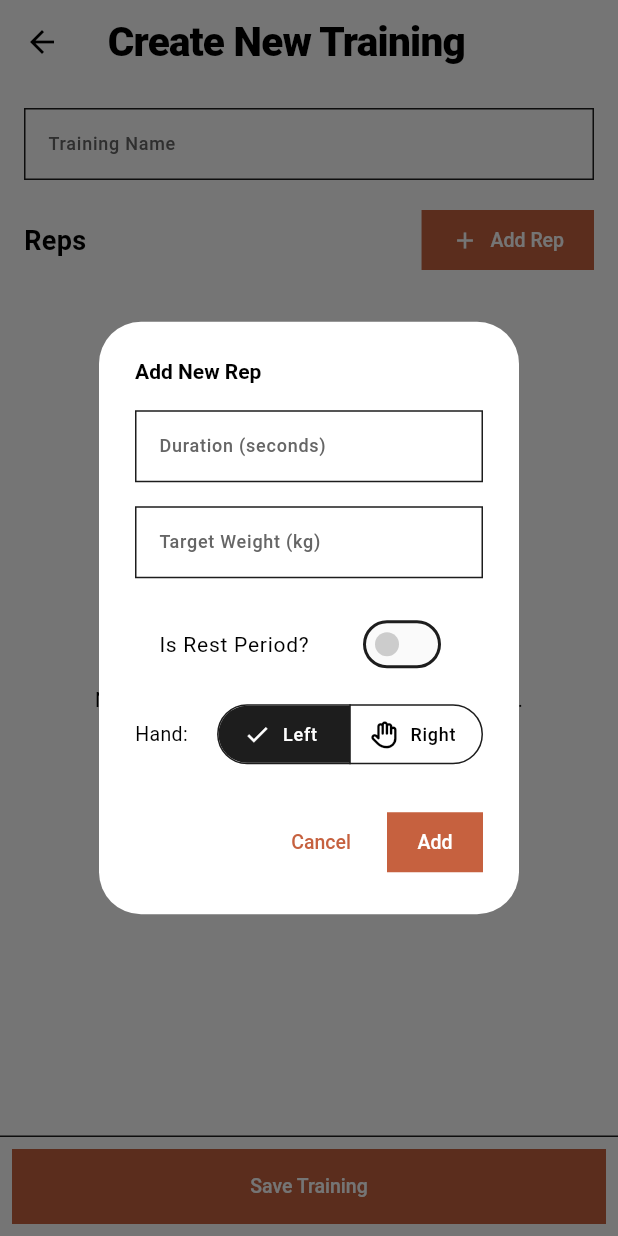
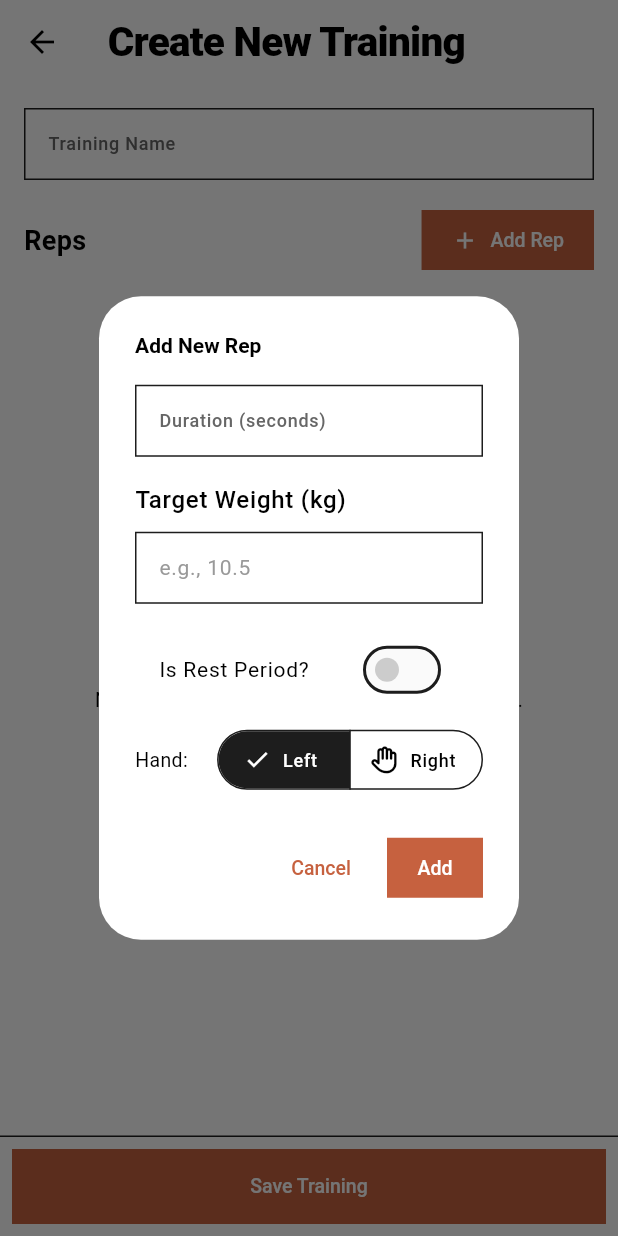
Before and after one commit to Krakoer/crimpy-app, a Flutter app: the TrainingCreationScreen screen opened directly, after a tap on "Add Rep", on a phone screen of 412 x 824 dp. Run offline on Flutter 3.47's test engine with Material 3 defaults, Android fonts, the light colour scheme and no system bars; our stand-ins replace audioplayers, dotted_border, drift, flutter_blue_plus, flutter_riverpod, flutter_speed_dial and 4 more; accounts and stored records are empty; generated files the repository leaves out were written again; Roboto replaces fonts that are missing (JetBrainsMono); project files that could hold a hidden picture were left out.

Commit message:
Add ablity to chose weight based on MVC when creating a training

```diff
--- a/lib/views/screens/trainings/training_creation_screen/widgets/add_rep_dialog.dart
+++ b/lib/views/screens/trainings/training_creation_screen/widgets/add_rep_dialog.dart
@@ -3,20 +3,22 @@ import 'dart:math' as math;
 import 'package:crimpy/models/common.dart';
 import 'package:crimpy/models/training_model.dart';
 import 'package:flutter/material.dart';
+import 'package:flutter_riverpod/flutter_riverpod.dart';
 import 'package:font_awesome_flutter/font_awesome_flutter.dart';
 import 'package:crimpy/theme/crimpy_theme.dart';
+import 'package:crimpy/views/widgets/mvc_weight_input_field.dart';
 
-class RepFormDialog extends StatefulWidget {
+class RepFormDialog extends ConsumerStatefulWidget {
   final Function(RepModel) onAddRep;
   final RepModel? initialRep;
 
   const RepFormDialog({super.key, required this.onAddRep, this.initialRep});
 
   @override
-  RepFormDialogState createState() => RepFormDialogState();
+  ConsumerState<RepFormDialog> createState() => RepFormDialogState();
 }
 
-class RepFormDialogState extends State<RepFormDialog> {
+class RepFormDialogState extends ConsumerState<RepFormDialog> {
   final _formKey = GlobalKey<FormState>();
   final _durationController = TextEditingController();
   final _weightController = TextEditingController();
@@ -71,16 +73,12 @@ class RepFormDialogState extends State<RepFormDialog> {
                 },
               ),
               const SizedBox(height: 16),
-              TextFormField(
+              MvcWeightInputField(
                 controller: _weightController,
                 enabled: !_isRest,
-                decoration: const InputDecoration(
-                  labelText: 'Target Weight (kg)',
-                  hintText: 'e.g., 10.5',
-                ),
-                keyboardType: const TextInputType.numberWithOptions(
-                  decimal: true,
-                ),
+                handSide: _handSide,
+                label: 'Target Weight (kg)',
+                compactLayout: true,
                 validator: (value) {
                   if (value == null || value.isEmpty) {
                     return 'Please enter the target weight';
--- /dev/null
+++ b/lib/views/widgets/mvc_weight_input_field.dart
@@ -0,0 +1,303 @@
+import 'package:crimpy/models/assessment_model.dart';
+import 'package:crimpy/models/common.dart';
+import 'package:crimpy/viewmodels/assessments_view_model.dart';
+import 'package:flutter/material.dart';
+import 'package:flutter_riverpod/flutter_riverpod.dart';
+import 'package:crimpy/theme/crimpy_theme.dart';
+
+/// A reusable weight input field that allows users to enter weight manually
+/// or base it on a percentage of their MVC score.
+class MvcWeightInputField extends ConsumerStatefulWidget {
+  final TextEditingController controller;
+  final String? Function(String?)? validator;
+  final HandSide handSide;
+  final String label;
+  final bool enabled;
+  final bool compactLayout;
+
+  const MvcWeightInputField({
+    super.key,
+    required this.controller,
+    required this.handSide,
+    this.validator,
+    this.label = 'Weight',
+    this.enabled = true,
+    this.compactLayout = false,
+  });
+
+  @override
+  ConsumerState<MvcWeightInputField> createState() =>
+      _MvcWeightInputFieldState();
+}
+
+class _MvcWeightInputFieldState extends ConsumerState<MvcWeightInputField> {
+  bool _showMvcOptions = false;
+
+  @override
+  Widget build(BuildContext context) {
+    // Watch the MVC assessments for the specific hand
+    final mvcAssessmentsAsync = ref.watch(
+      assessmentsProvider(AssessmentType.mvc),
+    );
+
+    return mvcAssessmentsAsync.when(
+      data: (assessments) {
+        // Get the last MVC value for the specific hand
+        double? mvcValue;
+        if (assessments.isNotEmpty) {
+          final lastAssessment = assessments.last;
+          mvcValue =
+              widget.handSide.isRightHand
+                  ? lastAssessment.rightValue
+                  : lastAssessment.leftValue;
+        }
+
+        return Column(
+          crossAxisAlignment: CrossAxisAlignment.start,
+          children: [
+            if (widget.compactLayout)
+              Column(
+                crossAxisAlignment: CrossAxisAlignment.start,
+                children: [
+                  Text(
+                    widget.label,
+                    style: Theme.of(context).textTheme.bodyLarge!.copyWith(
+                      fontSize: 16,
+                      fontWeight: FontWeight.w500,
+                    ),
+                  ),
+                  const SizedBox(height: 8),
+                  Row(
+                    children: [
+                      Expanded(
+                        child: TextFormField(
+                          onTapOutside: (event) {
+                            FocusManager.instance.primaryFocus?.unfocus();
+                          },
+                          enabled: widget.enabled,
+                          keyboardType: TextInputType.number,
+                          controller: widget.controller,
+                          decoration: InputDecoration(
+                            hintText: 'e.g., 10.5',
+                            suffixText: 'kg',
+                            border: const OutlineInputBorder(),
+                            contentPadding: const EdgeInsets.symmetric(
+                              horizontal: 12,
+                              vertical: 12,
+                            ),
+                          ),
+                          validator: widget.validator,
+                        ),
+                      ),
+                    ],
+                  ),
+                ],
+              )
+            else
+              Row(
+                children: [
+                  Expanded(
+                    flex: 2,
+                    child: Text(
+                      widget.label,
+                      style: Theme.of(context).textTheme.bodyLarge!.copyWith(
+                        fontSize: 16,
+                        fontWeight: FontWeight.w500,
+                      ),
+                    ),
+                  ),
+                  Expanded(
+                    child: TextFormField(
+                      onTapOutside: (event) {
+                        FocusManager.instance.primaryFocus?.unfocus();
+                      },
+                      enabled: widget.enabled,
+                      keyboardType: TextInputType.number,
+                      controller: widget.controller,
+                      textAlign: TextAlign.center,
+                      style: const TextStyle(
+                        fontSize: 18,
+                        fontWeight: FontWeight.w600,
+                      ),
+                      decoration: InputDecoration(
+                        border: OutlineInputBorder(
+                          borderSide: BorderSide(
+                            color: CrimpyTheme.borderDefault,
+                            width: 2,
+                          ),
+                        ),
+                        enabledBorder: OutlineInputBorder(
+                          borderSide: BorderSide(
+                            color: CrimpyTheme.borderDefault,
+                            width: 2,
+                          ),
+                        ),
+                        focusedBorder: OutlineInputBorder(
+                          borderSide: BorderSide(
+                            color: CrimpyTheme.primaryOrange,
+                            width: 2,
+                          ),
+                        ),
+                        disabledBorder: OutlineInputBorder(
+                          borderSide: BorderSide(
+                            color: CrimpyTheme.borderDefault.withValues(
+                              alpha: 0.5,
+                            ),
+                            width: 2,
+                          ),
+                        ),
+                        contentPadding: const EdgeInsets.symmetric(
+                          horizontal: 12,
+                          vertical: 12,
+                        ),
+                      ),
+                      validator: widget.validator,
+                    ),
+                  ),
+                  const SizedBox(width: 8),
+                  Text(
+                    'kg',
+                    style: Theme.of(context).textTheme.bodyLarge!.copyWith(
+                      fontSize: 16,
+                      fontWeight: FontWeight.w500,
+                    ),
+                  ),
+                ],
+              ),
+            // Show MVC-based options if MVC value is available
+            if (mvcValue != null && mvcValue > 0) ...[
+              const SizedBox(height: 8),
+              InkWell(
+                onTap: () {
+                  setState(() {
+                    _showMvcOptions = !_showMvcOptions;
+                  });
+                },
+                child: Row(
+                  children: [
+                    Icon(
+                      _showMvcOptions ? Icons.expand_less : Icons.expand_more,
+                      size: 20,
+                      color: CrimpyTheme.primaryOrange,
+                    ),
+                    const SizedBox(width: 4),
+                    Text(
+                      _showMvcOptions
+                          ? 'Hide MVC options'
+                          : 'Set based on MVC (${mvcValue.toStringAsFixed(1)} kg)',
+                      style: Theme.of(context).textTheme.bodySmall!.copyWith(
+                        color: CrimpyTheme.primaryOrange,
+                        fontWeight: FontWeight.w500,
+                      ),
+                    ),
+                  ],
+                ),
+              ),
+              if (_showMvcOptions) ...[
+                const SizedBox(height: 8),
+                Wrap(
+                  spacing: 8,
+                  runSpacing: 8,
+                  children:
+                      [50, 60, 70, 80, 90].map((percentage) {
+                        final calculatedWeight = (mvcValue! * percentage / 100);
+                        return OutlinedButton(
+                          onPressed: () {
+                            widget.controller.text = calculatedWeight
+                                .toStringAsFixed(1);
+                          },
+                          style: OutlinedButton.styleFrom(
+                            padding: const EdgeInsets.symmetric(
+                              horizontal: 12,
+                              vertical: 8,
+                            ),
+                            side: BorderSide(
+                              color: CrimpyTheme.primaryOrange,
+                              width: 1.5,
+                            ),
+                            foregroundColor: CrimpyTheme.primaryOrange,
+                          ),
+                          child: Text(
+                            '$percentage% (${calculatedWeight.toStringAsFixed(1)} kg)',
+                            style: const TextStyle(fontSize: 12),
+                          ),
+                        );
+                      }).toList(),
+                ),
+              ],
+            ],
+          ],
+        );
+      },
+      loading: () => _buildLoadingField(),
+      error: (_, __) => _buildErrorField(),
+    );
+  }
+
+  Widget _buildLoadingField() {
+    return Row(
+      children: [
+        Expanded(
+          flex: 2,
+          child: Text(
+            widget.label,
+            style: Theme.of(context).textTheme.bodyLarge!.copyWith(
+              fontSize: 16,
+              fontWeight: FontWeight.w500,
+            ),
+          ),
+        ),
+        Expanded(
+          child: TextFormField(
+            onTapOutside: (event) {
+              FocusManager.instance.primaryFocus?.unfocus();
+            },
+            enabled: widget.enabled,
+            keyboardType: TextInputType.number,
+            controller: widget.controller,
+            textAlign: TextAlign.center,
+            style: const TextStyle(fontSize: 18, fontWeight: FontWeight.w600),
+            decoration: InputDecoration(
+              border: OutlineInputBorder(
+                borderSide: BorderSide(
+                  color: CrimpyTheme.borderDefault,
+                  width: 2,
+                ),
+              ),
+              enabledBorder: OutlineInputBorder(
+                borderSide: BorderSide(
+                  color: CrimpyTheme.borderDefault,
+                  width: 2,
+                ),
+              ),
+              focusedBorder: OutlineInputBorder(
+                borderSide: BorderSide(
+                  color: CrimpyTheme.primaryOrange,
+                  width: 2,
+                ),
+              ),
+              contentPadding: const EdgeInsets.symmetric(
+                horizontal: 12,
+                vertical: 12,
+              ),
+            ),
+            validator: widget.validator,
+          ),
+        ),
+        const SizedBox(width: 8),
+        Text(
+          'kg',
+          style: Theme.of(context).textTheme.bodyLarge!.copyWith(
+            fontSize: 16,
+            fontWeight: FontWeight.w500,
+          ),
+        ),
+      ],
+    );
+  }
+
+  Widget _buildErrorField() {
+    // On error, just show the basic input field
+    return _buildLoadingField();
+  }
+}
```
Also changed, not shown: lib/views/screens/trainings/repeater_creation_screen/widgets/weight_configuration_section.dart (+11 -79 lines).
